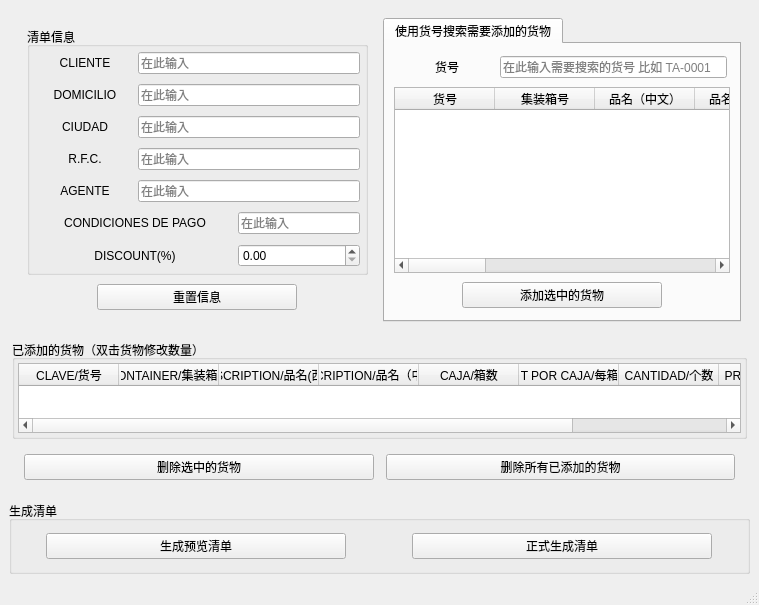
First picture: the form in CompanyStroageManagement/CreateListWin.ui, repository linxinwNeo/CompanyStroageManagement, before the edit.
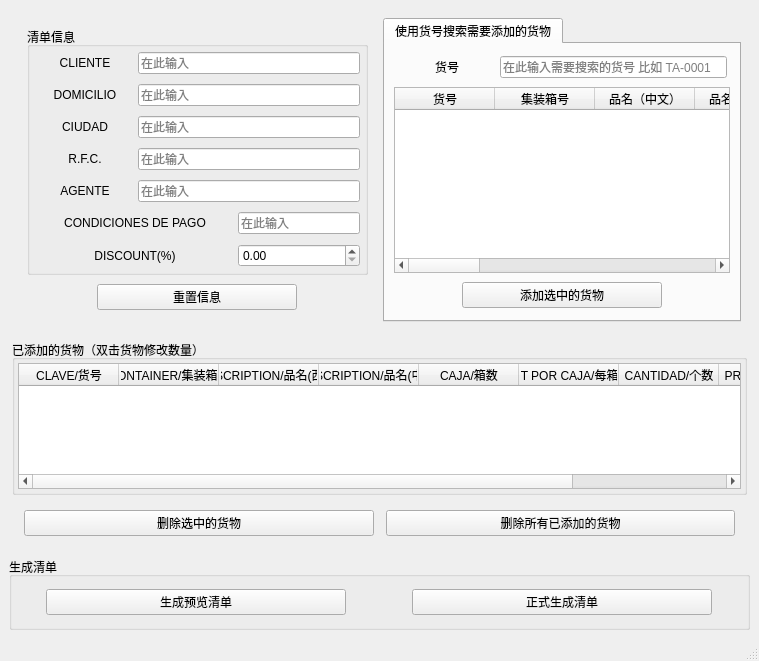
Second picture: the form after the edit.

What changed in the file:
```diff
--- a/CompanyStroageManagement/CreateListWin.ui
+++ b/CompanyStroageManagement/CreateListWin.ui
@@ -7,7 +7,7 @@
     <x>0</x>
     <y>0</y>
     <width>759</width>
-    <height>539</height>
+    <height>661</height>
    </rect>
   </property>
   <property name="windowTitle">
@@ -579,6 +579,11 @@
                <string>单价</string>
               </property>
              </column>
+             <column>
+              <property name="text">
+               <string>进货时间</string>
+              </property>
+             </column>
             </widget>
            </item>
            <item>
@@ -695,7 +700,7 @@
             </column>
             <column>
              <property name="text">
-              <string>DESCRIPTION/品名（中文）</string>
+              <string>DESCRIPTION/品名(中文)</string>
              </property>
             </column>
             <column>
```
Left out of the diff: 2 changed lines with no effect on the pictures.
